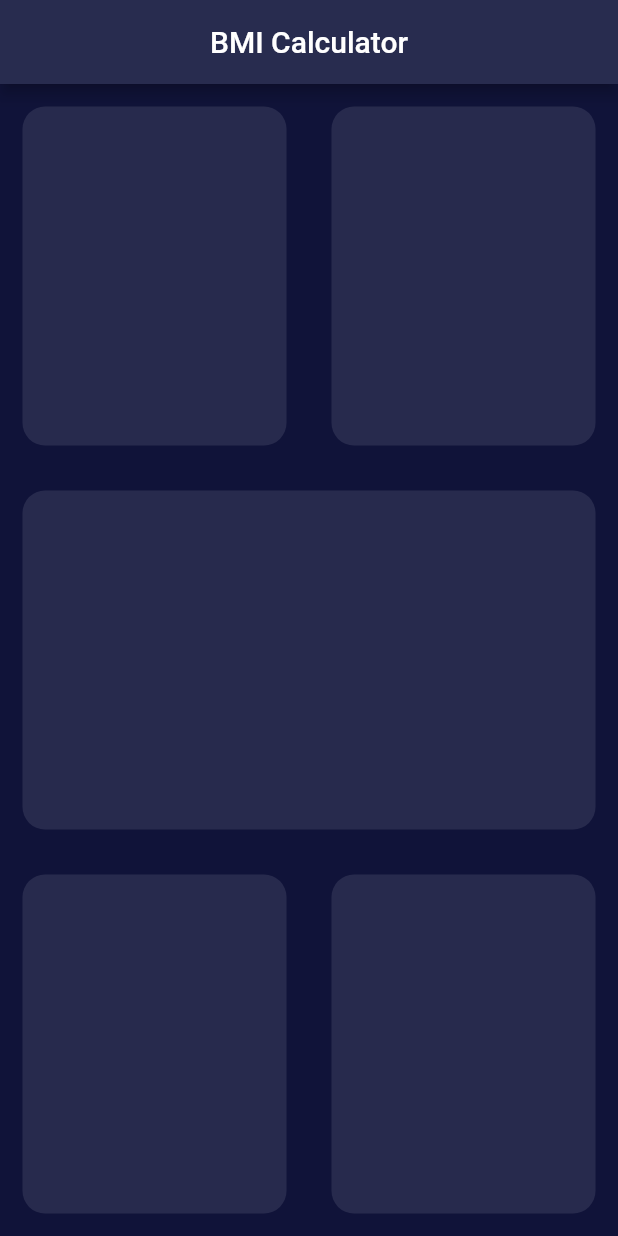
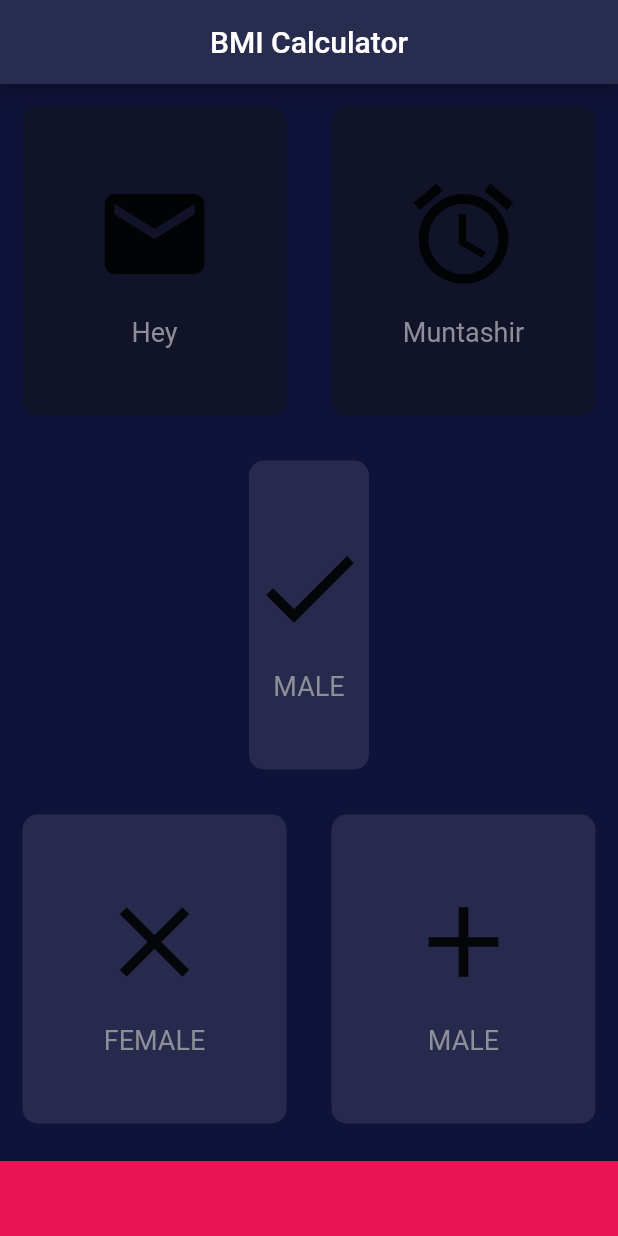
Before and after one commit to FahimMuntashir/BMI-Calculator, a Flutter app: the screen it shows after launch, on a phone screen of 412 x 824 dp. Run offline on Flutter 3.47's test engine with Material 2 defaults, Android fonts, the phone set to English and light mode, and no system bars.

Commit message:
add icon and text

```diff
--- /dev/null
+++ b/lib/icon_content.dart
@@ -0,0 +1,33 @@
+import 'input_page.dart';
+import 'package:flutter/material.dart';
+const labelTextStyle = TextStyle(
+  fontSize: 18.0,
+  color: Color(0xFF8D8E98),
+);
+
+class IconContent extends StatelessWidget {
+  IconContent({ this.icon,this.label});
+
+  final IconData icon;
+  final String label;
+  @override
+  Widget build(BuildContext context) {
+    return Column(
+      mainAxisAlignment: MainAxisAlignment.center,
+      children: <Widget>[
+        Icon(
+          icon,
+          size: 80,
+        ),
+        SizedBox(
+          height: 15.0,
+        ),
+        Text(
+
+          label,
+          style:labelTextStyle ,
+        ),
+      ],
+    );
+  }
+}
--- a/lib/input_page.dart
+++ b/lib/input_page.dart
@@ -1,4 +1,15 @@
+import 'package:flutter/cupertino.dart';
 import 'package:flutter/material.dart';
+import 'icon_content.dart';
+import 'reusable_card.dart';
+
+
+
+
+const bottomContainerHeight = 50.0;
+const activeCardColour = Color(0xFF272A4D);
+const inactiveCardColour = Color(0xFF111328);
+const bottomContainerColour = Color(0xFFEB1555);
 
 class InputPage extends StatefulWidget {
   @override
@@ -6,6 +17,32 @@ class InputPage extends StatefulWidget {
 }
 
 class _InputPageState extends State<InputPage> {
+  Color maleCardColour = inactiveCardColour;
+  Color femaleCardColour = inactiveCardColour;
+
+  void updateColor(int gender){
+    if (gender == 1) {
+      if (maleCardColour==inactiveCardColour) {
+        maleCardColour=activeCardColour;
+        femaleCardColour = inactiveCardColour;
+
+      }
+      else{
+        maleCardColour = inactiveCardColour;
+
+      }
+    }
+    if (gender == 2) {
+      if (femaleCardColour==inactiveCardColour) {
+        femaleCardColour=activeCardColour;
+        maleCardColour = inactiveCardColour;
+
+      }
+      else{
+        femaleCardColour = inactiveCardColour;
+      }
+    }
+  }
   @override
   Widget build(BuildContext context) {
     return Scaffold(
@@ -18,13 +55,35 @@ class _InputPageState extends State<InputPage> {
             child: Row(
               children: <Widget>[
                 Expanded(
-                  child: ReusableCard(
-                    colour: Color(0xFF272A4D),
+                  child: GestureDetector(
+                    onTap: (){
+                     setState(() {
+                       updateColor(1);
+                     });
+                    },
+                    child: ReusableCard(
+                      cardChild: IconContent(
+                        icon: Icons.mail,
+                        label: 'Hey',
+                      ),
+                      colour: maleCardColour,
+                    ),
                   ),
                 ),
                 Expanded(
-                  child: ReusableCard(
-                    colour: Color(0xFF272A4D),
+                  child: GestureDetector(
+                    onTap: (){
+                      setState(() {
+                        updateColor(2);
+                      });
+                    },
+                    child: ReusableCard(
+                      cardChild: IconContent(
+                        icon: Icons.access_alarm,
+                        label: 'Muntashir',
+                      ),
+                      colour: femaleCardColour,
+                    ),
                   ),
                 ),
               ],
@@ -32,7 +91,11 @@ class _InputPageState extends State<InputPage> {
           ),
           Expanded(
             child: ReusableCard(
-              colour: Color(0xFF272A4D),
+              cardChild: IconContent(
+                icon: Icons.check,
+                label: 'MALE',
+              ),
+              colour: activeCardColour,
             ),
           ),
           Expanded(
@@ -40,35 +103,30 @@ class _InputPageState extends State<InputPage> {
               children: <Widget>[
                 Expanded(
                   child: ReusableCard(
-                    colour: Color(0xFF272A4D),
+                    colour: activeCardColour,
+                    cardChild: IconContent(icon: Icons.close,
+                    label: 'FEMALE',),
                   ),
                 ),
                 Expanded(
                   child: ReusableCard(
-                    colour: Color(0xFF272A4D),
+                    colour: activeCardColour,
+                    cardChild: IconContent(icon:Icons.add,label: 'MALE',),
                   ),
                 ),
               ],
             ),
           ),
+          Container(
+            color: bottomContainerColour,
+            height: bottomContainerHeight,
+            width: double.infinity,
+            margin: EdgeInsets.only(top: 10.0),
+
+          ),
         ],
+
       ),
     );
   }
 }
-
-class ReusableCard extends StatelessWidget {
-  ReusableCard({this.colour});
-
-  final Color colour;
-  @override
-  Widget build(BuildContext context) {
-    return Container(
-      margin: EdgeInsets.all(15.0),
-      decoration: BoxDecoration(
-        borderRadius: BorderRadius.circular(15.0),
-        color: colour,
-      ),
-    );
-  }
-}
--- /dev/null
+++ b/lib/reusable_card.dart
@@ -0,0 +1,18 @@
+import 'package:flutter/material.dart';
+class ReusableCard extends StatelessWidget {
+  ReusableCard({this.colour, this.cardChild});
+
+  final Color colour;
+  final Widget cardChild;
+  @override
+  Widget build(BuildContext context) {
+    return Container(
+      child: cardChild,
+      margin: EdgeInsets.all(15.0),
+      decoration: BoxDecoration(
+        borderRadius: BorderRadius.circular(10.0),
+        color: colour,
+      ),
+    );
+  }
+}
```
